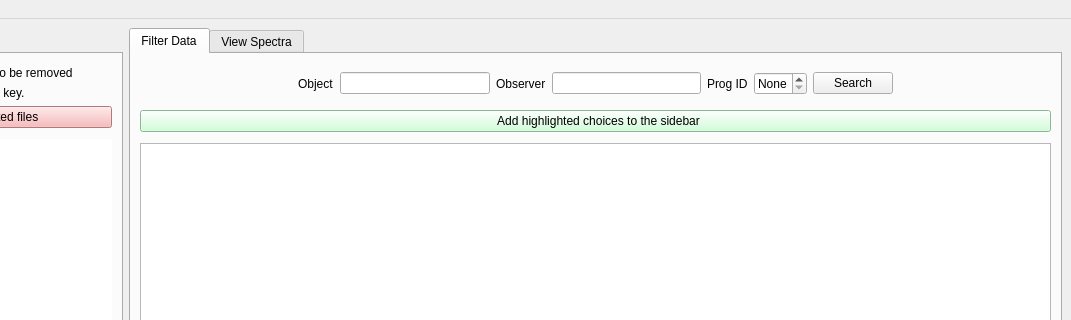
IvS-KULeuven/IvSPythonRepository, file gui/gui.ui: the form before one commit; both pictures show x 186 to 1257 and y 0 to 320 of the 1257 by 842 pixel window.
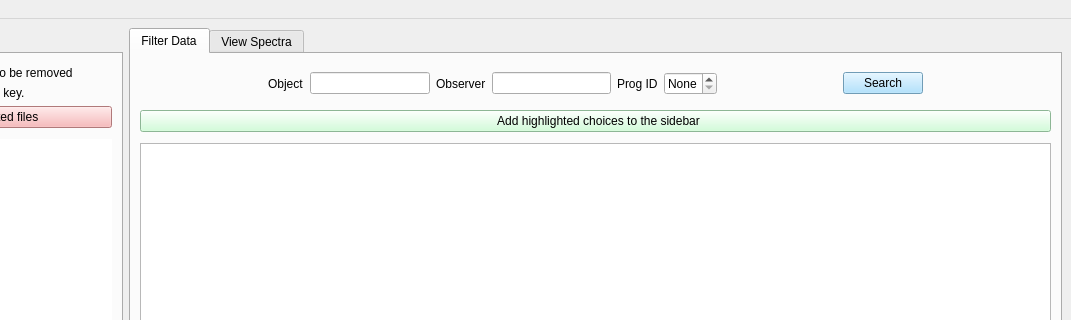
The form after the commit.

Commit message: GUI/GUI: adjusted search button style for visibility

Patch:
```diff
--- a/gui/gui.ui
+++ b/gui/gui.ui
@@ -704,8 +704,439 @@
              </property>
             </widget>
            </item>
+           <item>
+            <spacer name="horizontalSpacer_3">
+             <property name="orientation">
+              <enum>Qt::Horizontal</enum>
+             </property>
+             <property name="sizeType">
+              <enum>QSizePolicy::Expanding</enum>
+             </property>
+             <property name="sizeHint" stdset="0">
+              <size>
+               <width>40</width>
+               <height>20</height>
+              </size>
+             </property>
+            </spacer>
+           </item>
            <item>
             <widget class="QPushButton" name="SearchPushButton">
+             <property name="palette">
+              <palette>
+               <active>
+                <colorrole role="WindowText">
+                 <brush brushstyle="SolidPattern">
+                  <color alpha="255">
+                   <red>0</red>
+                   <green>0</green>
+                   <blue>0</blue>
+                  </color>
+                 </brush>
+                </colorrole>
+                <colorrole role="Button">
+                 <brush brushstyle="SolidPattern">
+                  <color alpha="255">
+                   <red>157</red>
+                   <green>218</green>
+                   <blue>255</blue>
+                  </color>
+                 </brush>
+                </colorrole>
+                <colorrole role="Light">
+                 <brush brushstyle="SolidPattern">
+                  <color alpha="255">
+                   <red>255</red>
+                   <green>255</green>
+                   <blue>255</blue>
+                  </color>
+                 </brush>
+                </colorrole>
+                <colorrole role="Midlight">
+                 <brush brushstyle="SolidPattern">
+                  <color alpha="255">
+                   <red>206</red>
+                   <green>236</green>
+                   <blue>255</blue>
+                  </color>
+                 </brush>
+                </colorrole>
+                <colorrole role="Dark">
+                 <brush brushstyle="SolidPattern">
+                  <color alpha="255">
+                   <red>78</red>
+                   <green>109</green>
+                   <blue>127</blue>
+                  </color>
+                 </brush>
+                </colorrole>
+                <colorrole role="Mid">
+                 <brush brushstyle="SolidPattern">
+                  <color alpha="255">
+                   <red>105</red>
+                   <green>145</green>
+                   <blue>170</blue>
+                  </color>
+                 </brush>
+                </colorrole>
+                <colorrole role="Text">
+                 <brush brushstyle="SolidPattern">
+                  <color alpha="255">
+                   <red>0</red>
+                   <green>0</green>
+                   <blue>0</blue>
+                  </color>
+                 </brush>
+                </colorrole>
+                <colorrole role="BrightText">
+                 <brush brushstyle="SolidPattern">
+                  <color alpha="255">
+                   <red>255</red>
+                   <green>255</green>
+                   <blue>255</blue>
+                  </color>
+                 </brush>
+                </colorrole>
+                <colorrole role="ButtonText">
+                 <brush brushstyle="SolidPattern">
+                  <color alpha="255">
+                   <red>0</red>
+                   <green>0</green>
+                   <blue>0</blue>
+                  </color>
+                 </brush>
+                </colorrole>
+                <colorrole role="Base">
+                 <brush brushstyle="SolidPattern">
+                  <color alpha="255">
+                   <red>255</red>
+                   <green>255</green>
+                   <blue>255</blue>
+                  </color>
+                 </brush>
+                </colorrole>
+                <colorrole role="Window">
+                 <brush brushstyle="SolidPattern">
+                  <color alpha="255">
+                   <red>157</red>
+                   <green>218</green>
+                   <blue>255</blue>
+                  </color>
+                 </brush>
+                </colorrole>
+                <colorrole role="Shadow">
+                 <brush brushstyle="SolidPattern">
+                  <color alpha="255">
+                   <red>0</red>
+                   <green>0</green>
+                   <blue>0</blue>
+                  </color>
+                 </brush>
+                </colorrole>
+                <colorrole role="AlternateBase">
+                 <brush brushstyle="SolidPattern">
+                  <color alpha="255">
+                   <red>206</red>
+                   <green>236</green>
+                   <blue>255</blue>
+                  </color>
+                 </brush>
+                </colorrole>
+                <colorrole role="ToolTipBase">
+                 <brush brushstyle="SolidPattern">
+                  <color alpha="255">
+                   <red>255</red>
+                   <green>255</green>
+                   <blue>220</blue>
+                  </color>
+                 </brush>
+                </colorrole>
+                <colorrole role="ToolTipText">
+                 <brush brushstyle="SolidPattern">
+                  <color alpha="255">
+                   <red>0</red>
+                   <green>0</green>
+                   <blue>0</blue>
+                  </color>
+                 </brush>
+                </colorrole>
+               </active>
+               <inactive>
+                <colorrole role="WindowText">
+                 <brush brushstyle="SolidPattern">
+                  <color alpha="255">
+                   <red>0</red>
+                   <green>0</green>
+                   <blue>0</blue>
+                  </color>
+                 </brush>
+                </colorrole>
+                <colorrole role="Button">
+                 <brush brushstyle="SolidPattern">
+                  <color alpha="255">
+                   <red>157</red>
+                   <green>218</green>
+                   <blue>255</blue>
+                  </color>
+                 </brush>
+                </colorrole>
+                <colorrole role="Light">
+                 <brush brushstyle="SolidPattern">
+                  <color alpha="255">
+                   <red>255</red>
+                   <green>255</green>
+                   <blue>255</blue>
+                  </color>
+                 </brush>
+                </colorrole>
+                <colorrole role="Midlight">
+                 <brush brushstyle="SolidPattern">
+                  <color alpha="255">
+                   <red>206</red>
+                   <green>236</green>
+                   <blue>255</blue>
+                  </color>
+                 </brush>
+                </colorrole>
+                <colorrole role="Dark">
+                 <brush brushstyle="SolidPattern">
+                  <color alpha="255">
+                   <red>78</red>
+                   <green>109</green>
+                   <blue>127</blue>
+                  </color>
+                 </brush>
+                </colorrole>
+                <colorrole role="Mid">
+                 <brush brushstyle="SolidPattern">
+                  <color alpha="255">
+                   <red>105</red>
+                   <green>145</green>
+                   <blue>170</blue>
+                  </color>
+                 </brush>
+                </colorrole>
+                <colorrole role="Text">
+                 <brush brushstyle="SolidPattern">
+                  <color alpha="255">
+                   <red>0</red>
+                   <green>0</green>
+                   <blue>0</blue>
+                  </color>
+                 </brush>
+                </colorrole>
+                <colorrole role="BrightText">
+                 <brush brushstyle="SolidPattern">
+                  <color alpha="255">
+                   <red>255</red>
+                   <green>255</green>
+                   <blue>255</blue>
+                  </color>
+                 </brush>
+                </colorrole>
+                <colorrole role="ButtonText">
+                 <brush brushstyle="SolidPattern">
+                  <color alpha="255">
+                   <red>0</red>
+                   <green>0</green>
+                   <blue>0</blue>
+                  </color>
+                 </brush>
+                </colorrole>
+                <colorrole role="Base">
+                 <brush brushstyle="SolidPattern">
+                  <color alpha="255">
+                   <red>255</red>
+                   <green>255</green>
+                   <blue>255</blue>
+                  </color>
+                 </brush>
+                </colorrole>
+                <colorrole role="Window">
+                 <brush brushstyle="SolidPattern">
+                  <color alpha="255">
+                   <red>157</red>
+                   <green>218</green>
+                   <blue>255</blue>
+                  </color>
+                 </brush>
+                </colorrole>
+                <colorrole role="Shadow">
+                 <brush brushstyle="SolidPattern">
+                  <color alpha="255">
+                   <red>0</red>
+                   <green>0</green>
+                   <blue>0</blue>
+                  </color>
+                 </brush>
+                </colorrole>
+                <colorrole role="AlternateBase">
+                 <brush brushstyle="SolidPattern">
+                  <color alpha="255">
+                   <red>206</red>
+                   <green>236</green>
+                   <blue>255</blue>
+                  </color>
+                 </brush>
+                </colorrole>
+                <colorrole role="ToolTipBase">
+                 <brush brushstyle="SolidPattern">
+                  <color alpha="255">
+                   <red>255</red>
+                   <green>255</green>
+                   <blue>220</blue>
+                  </color>
+                 </brush>
+                </colorrole>
+                <colorrole role="ToolTipText">
+                 <brush brushstyle="SolidPattern">
+                  <color alpha="255">
+                   <red>0</red>
+                   <green>0</green>
+                   <blue>0</blue>
+                  </color>
+                 </brush>
+                </colorrole>
+               </inactive>
+               <disabled>
+                <colorrole role="WindowText">
+                 <brush brushstyle="SolidPattern">
+                  <color alpha="255">
+                   <red>78</red>
+                   <green>109</green>
+                   <blue>127</blue>
+                  </color>
+                 </brush>
+                </colorrole>
+                <colorrole role="Button">
+                 <brush brushstyle="SolidPattern">
+                  <color alpha="255">
+                   <red>157</red>
+                   <green>218</green>
+                   <blue>255</blue>
+                  </color>
+                 </brush>
+                </colorrole>
+                <colorrole role="Light">
+                 <brush brushstyle="SolidPattern">
+                  <color alpha="255">
+                   <red>255</red>
+                   <green>255</green>
+                   <blue>255</blue>
+                  </color>
+                 </brush>
+                </colorrole>
+                <colorrole role="Midlight">
+                 <brush brushstyle="SolidPattern">
+                  <color alpha="255">
+                   <red>206</red>
+                   <green>236</green>
+                   <blue>255</blue>
+                  </color>
+                 </brush>
+                </colorrole>
+                <colorrole role="Dark">
+                 <brush brushstyle="SolidPattern">
+                  <color alpha="255">
+                   <red>78</red>
+                   <green>109</green>
+                   <blue>127</blue>
+                  </color>
+                 </brush>
+                </colorrole>
+                <colorrole role="Mid">
+                 <brush brushstyle="SolidPattern">
+                  <color alpha="255">
+                   <red>105</red>
+                   <green>145</green>
+                   <blue>170</blue>
+                  </color>
+                 </brush>
+                </colorrole>
+                <colorrole role="Text">
+                 <brush brushstyle="SolidPattern">
+                  <color alpha="255">
+                   <red>78</red>
+                   <green>109</green>
+                   <blue>127</blue>
+                  </color>
+                 </brush>
+                </colorrole>
+                <colorrole role="BrightText">
+                 <brush brushstyle="SolidPattern">
+                  <color alpha="255">
+                   <red>255</red>
+                   <green>255</green>
+                   <blue>255</blue>
+                  </color>
+                 </brush>
+                </colorrole>
+                <colorrole role="ButtonText">
+                 <brush brushstyle="SolidPattern">
+                  <color alpha="255">
+                   <red>78</red>
+                   <green>109</green>
+                   <blue>127</blue>
+                  </color>
+                 </brush>
+                </colorrole>
+                <colorrole role="Base">
+                 <brush brushstyle="SolidPattern">
+                  <color alpha="255">
+                   <red>157</red>
+                   <green>218</green>
+                   <blue>255</blue>
+                  </color>
+                 </brush>
+                </colorrole>
+                <colorrole role="Window">
+                 <brush brushstyle="SolidPattern">
+                  <color alpha="255">
+                   <red>157</red>
+                   <green>218</green>
+                   <blue>255</blue>
+                  </color>
+                 </brush>
+                </colorrole>
+                <colorrole role="Shadow">
+                 <brush brushstyle="SolidPattern">
+                  <color alpha="255">
+                   <red>0</red>
+                   <green>0</green>
+                   <blue>0</blue>
+                  </color>
+                 </brush>
+                </colorrole>
+                <colorrole role="AlternateBase">
+                 <brush brushstyle="SolidPattern">
+                  <color alpha="255">
+                   <red>157</red>
+                   <green>218</green>
+                   <blue>255</blue>
+                  </color>
+                 </brush>
+                </colorrole>
+                <colorrole role="ToolTipBase">
+                 <brush brushstyle="SolidPattern">
+                  <color alpha="255">
+                   <red>255</red>
+                   <green>255</green>
+                   <blue>220</blue>
+                  </color>
+                 </brush>
+                </colorrole>
+                <colorrole role="ToolTipText">
+                 <brush brushstyle="SolidPattern">
+                  <color alpha="255">
+                   <red>0</red>
+                   <green>0</green>
+                   <blue>0</blue>
+                  </color>
+                 </brush>
+                </colorrole>
+               </disabled>
+              </palette>
+             </property>
              <property name="text">
               <string>Search</string>
              </property>
```
The commit also changes 1 other file.
